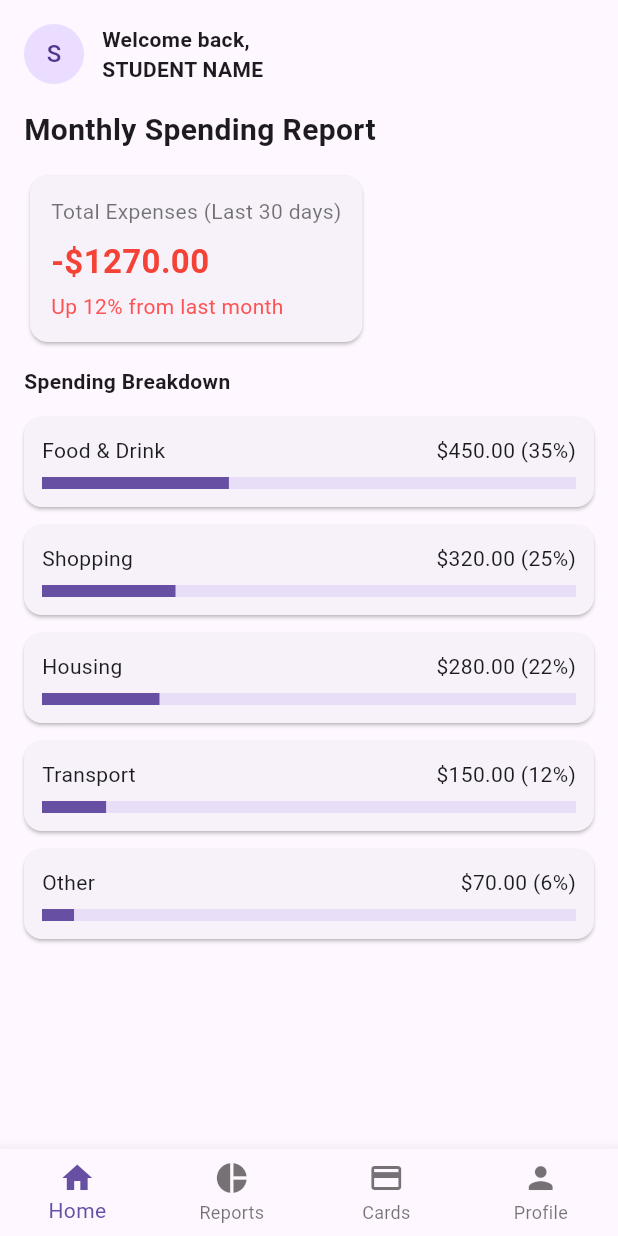
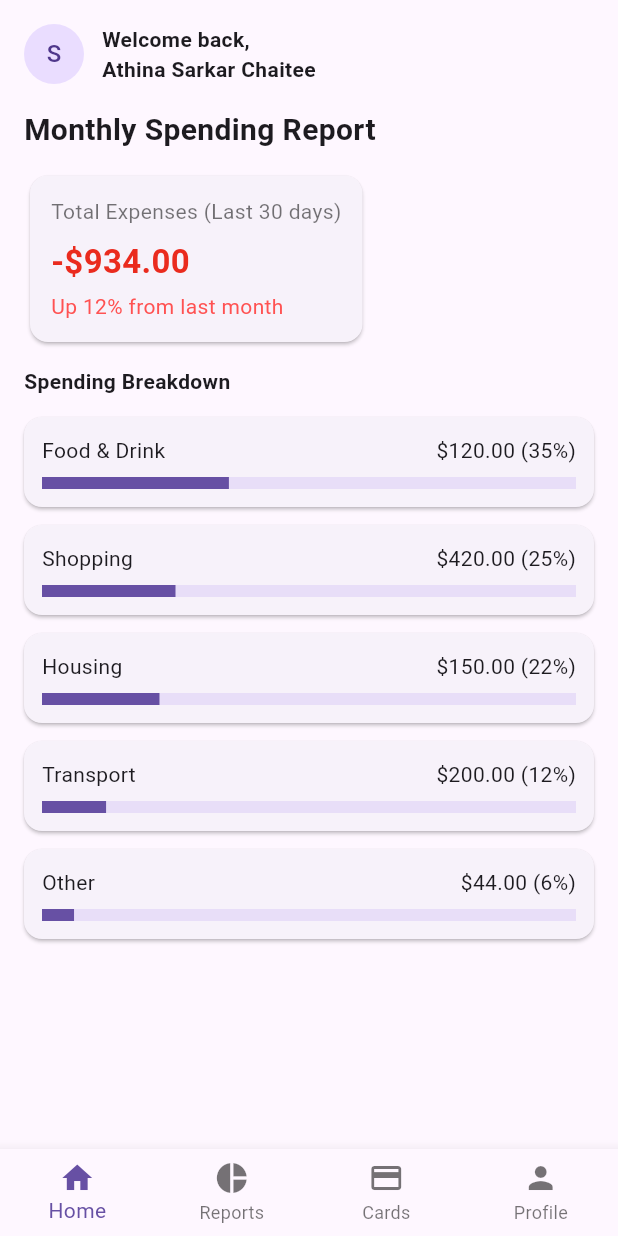
Before and after one commit to Athina-Sarkar-Chaitee/assignment-two-flutter-UI-Athina_Sarkar_Chaitee_2220940, a Flutter app: the screen it shows after launch, swiped to page 2, on a phone screen of 412 x 824 dp. Run offline on Flutter 3.47's test engine with Material 3 defaults, Android fonts, the phone set to English and light mode, and no system bars.

Commit message:
screen2 fixed

```diff
--- a/lib/screens/cards_screen.dart
+++ b/lib/screens/cards_screen.dart
@@ -16,7 +16,7 @@ class CardsScreen extends StatelessWidget {
                 CircleAvatar(child: Text('S')),
                 SizedBox(width: 12),
                 Expanded(
-                  child: Text('Welcome back,\nSTUDENT NAME', style: TextStyle(fontWeight: FontWeight.bold)),
+                  child: Text('Welcome back,\nAthina Sarkar Chaitee', style: TextStyle(fontWeight: FontWeight.bold)),
                 ),
                 SizedBox(width: 8),
               ],
--- a/lib/screens/reports_screen.dart
+++ b/lib/screens/reports_screen.dart
@@ -6,11 +6,11 @@ class ReportsScreen extends StatelessWidget {
   Widget build(BuildContext context) {
     // Demo spending breakdown values
     final breakdown = [
-      _BreakdownItem('Food & Drink', 450.00, 35),
-      _BreakdownItem('Shopping', 320.00, 25),
-      _BreakdownItem('Housing', 280.00, 22),
-      _BreakdownItem('Transport', 150.00, 12),
-      _BreakdownItem('Other', 70.00, 6),
+      _BreakdownItem('Food & Drink', 120.00, 35),
+      _BreakdownItem('Shopping', 420.00, 25),
+      _BreakdownItem('Housing', 150.00, 22),
+      _BreakdownItem('Transport', 200.00, 12),
+      _BreakdownItem('Other', 44.00, 6),
     ];
 
     return SafeArea(
@@ -25,7 +25,7 @@ class ReportsScreen extends StatelessWidget {
                 CircleAvatar(child: Text('S')),
                 SizedBox(width: 12),
                 Expanded(
-                  child: Text('Welcome back,\nSTUDENT NAME', style: TextStyle(fontWeight: FontWeight.bold)),
+                  child: Text('Welcome back,\nAthina Sarkar Chaitee', style: TextStyle(fontWeight: FontWeight.bold)),
                 ),
                 SizedBox(width: 8),
               ],
@@ -43,7 +43,7 @@ class ReportsScreen extends StatelessWidget {
                   children: const [
                     Text('Total Expenses (Last 30 days)', style: TextStyle(color: Colors.black54)),
                     SizedBox(height: 8),
-                    Text('-\$1270.00', style: TextStyle(color: Colors.red, fontSize: 22, fontWeight: FontWeight.bold)),
+                    Text('-\$934.00', style: TextStyle(color: Color.fromARGB(255, 234, 43, 30), fontSize: 22, fontWeight: FontWeight.bold)),
                     SizedBox(height: 4),
                     Text('Up 12% from last month', style: TextStyle(color: Colors.redAccent)),
                   ],
```
